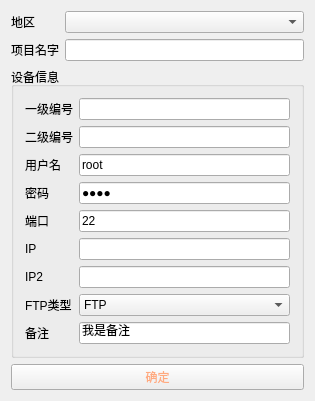
Qt form KShell/NewUser.ui (shikai-123/KShell) before a commit.
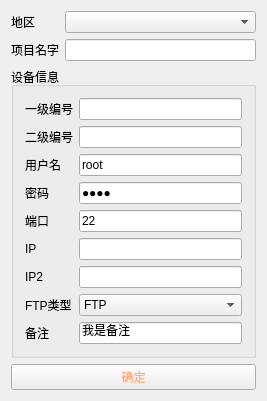
The same form after that commit.

```diff
--- a/KShell/NewUser.ui
+++ b/KShell/NewUser.ui
@@ -6,7 +6,7 @@
    <rect>
     <x>0</x>
     <y>0</y>
-    <width>315</width>
+    <width>267</width>
     <height>398</height>
    </rect>
   </property>
```
